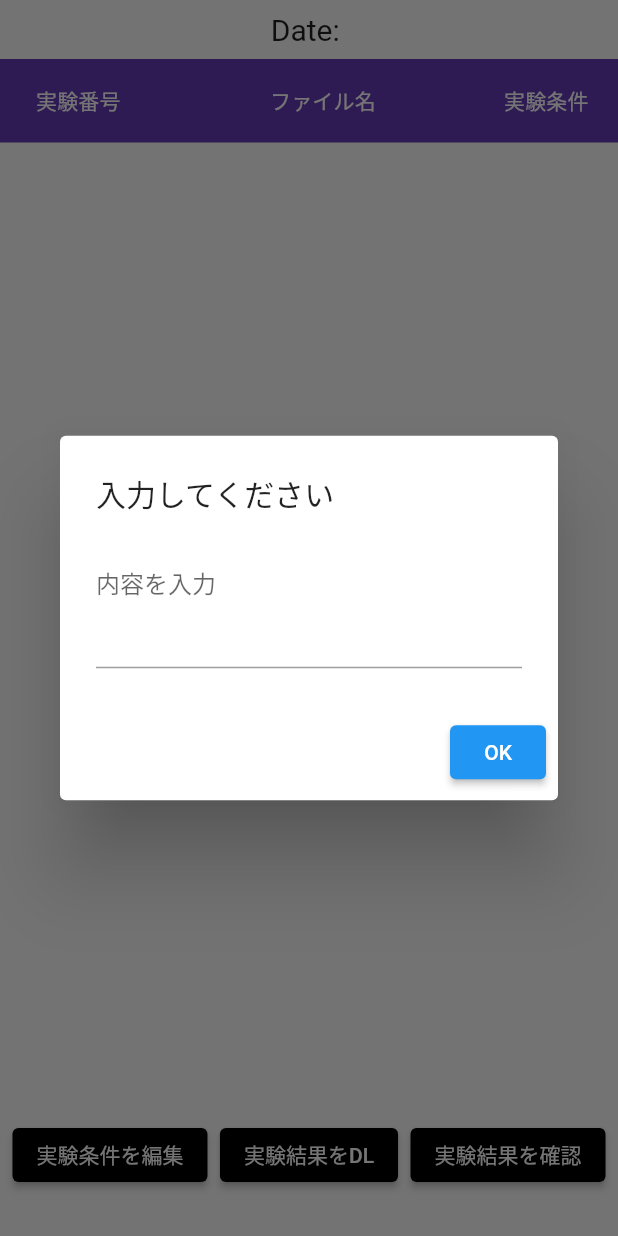
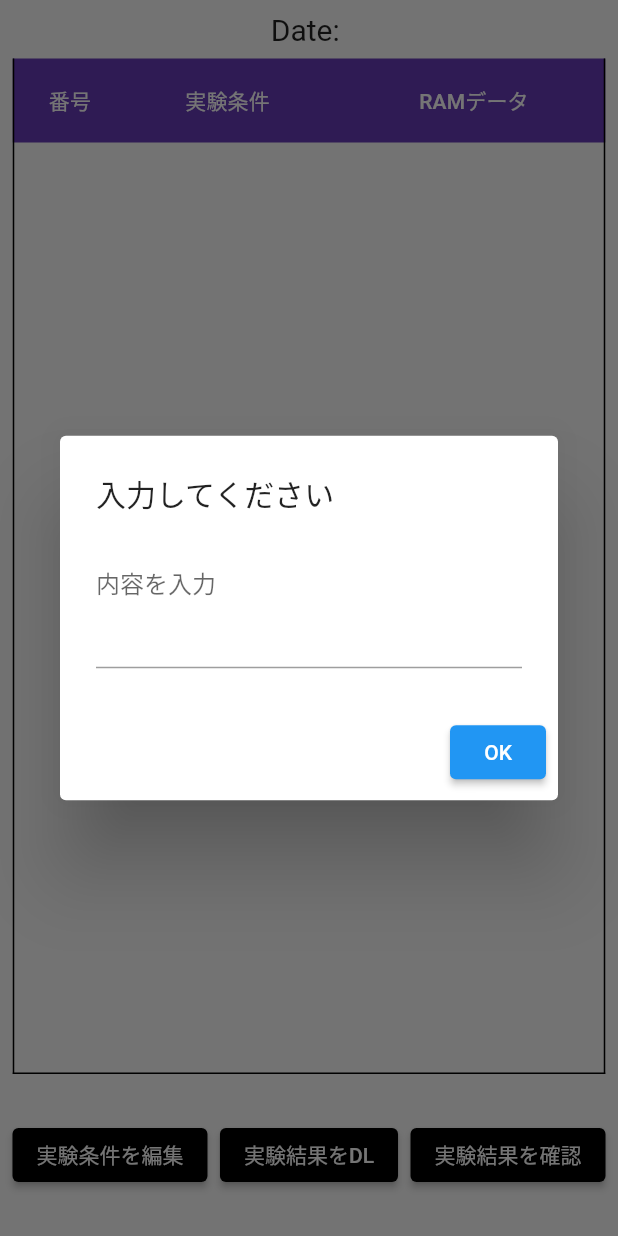
Before and after one commit to sota1111/POC, a Flutter app: the DataTablePage widget shown alone on an empty page, opened directly with empty values, item 2 of the bottom bar chosen, on a phone screen of 412 x 824 dp. Run offline on Flutter 3.47's test engine with Material 2 defaults, Android fonts, the phone set to English and light mode, and no system bars; our stand-ins replace file_picker; network calls fail; project files that could hold a hidden picture were left out.

Commit message:
見た目を修正

```diff
--- a/flutter/upload_file/lib/select_table.dart
+++ b/flutter/upload_file/lib/select_table.dart
@@ -156,7 +156,9 @@ class _DataTablePageState extends State<DataTablePage> {
           child: Text("Date: ${widget.formattedDate}", style: TextStyle(fontSize: 20)),
         ),
         Expanded(
-          child: SingleChildScrollView(
+          child: Stack(
+            children: [
+              SingleChildScrollView(
                 scrollDirection: Axis.vertical,
                 child: SingleChildScrollView(
                   scrollDirection: Axis.horizontal,
@@ -168,16 +170,8 @@ class _DataTablePageState extends State<DataTablePage> {
                       DataColumn(
                         label: Container(
                           color: Colors.deepPurple,
-                      width: 100,
-                      child: const Text('実験番号',style: TextStyle(color: Colors.white),
-                      ),
-                    ),
-                  ),
-                  DataColumn(
-                    label: Container(
-                      color: Colors.deepPurple,
-                      width: 100,
-                      child: const Text('ファイル名',style: TextStyle(color: Colors.white),
+                          width: 35,
+                          child: const Text('番号',style: TextStyle(color: Colors.white),
                           ),
                         ),
                       ),
@@ -186,6 +180,14 @@ class _DataTablePageState extends State<DataTablePage> {
                           color: Colors.deepPurple,
                           width: 100,
                           child: const Text('実験条件',style: TextStyle(color: Colors.white),
+                          ),
+                        ),
+                      ),
+                      DataColumn(
+                        label: Container(
+                          color: Colors.deepPurple,
+                          width: 100,
+                          child: const Text('RAMデータ',style: TextStyle(color: Colors.white),
                           ),
                         ),
                       ),
@@ -204,16 +206,45 @@ class _DataTablePageState extends State<DataTablePage> {
                         },
                         cells: [
                           DataCell(Text(item['OrderID'].toString())),
+                          DataCell(Text(item['Message'].toString())),
                           DataCell(Text(item['file_name_csv'].toString())),
-                      DataCell(Text(item['Message'].toString())),
                         ],
                       );
                     }).toList(),
                   ),
                 ),
               ),
+              Positioned(
+                top: 0,
+                bottom: 0,
+                left: 0,
+                child: Container(
+                  width: 1.0,
+                  color: Colors.black,
                 ),
-        const SizedBox(height: 10),
+              ),
+              Positioned(
+                top: 0,
+                bottom: 0,
+                right: 0,
+                child: Container(
+                  width: 1.0,
+                  color: Colors.black,
+                ),
+              ),
+              Positioned(
+                left: 0,
+                right: 0,
+                bottom: 0,
+                child: Container(
+                  height: 1.0,
+                  color: Colors.black,
+                ),
+              ),
+            ],
+          ),
+        ),
+        const SizedBox(height: 30),
         Row(
           mainAxisAlignment: MainAxisAlignment.spaceEvenly,
           children: [
```
Lines whose indentation alone changed are shown as unchanged.
